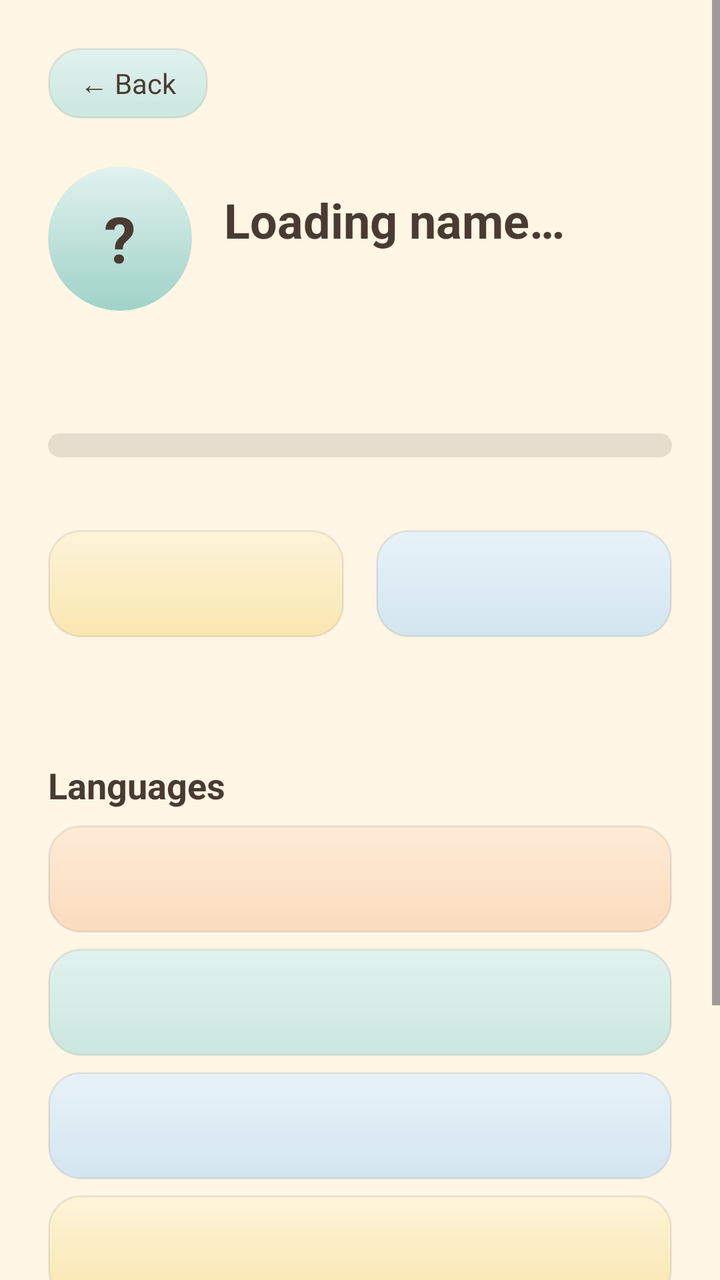
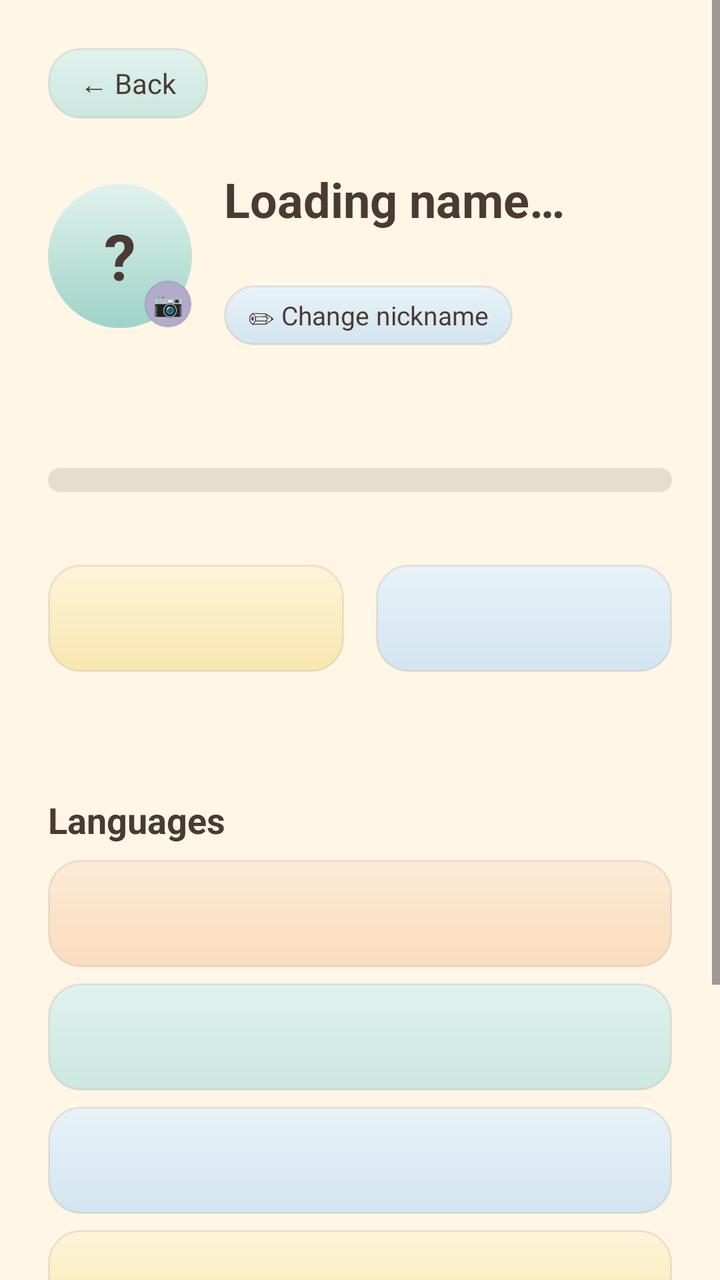

Before-and-after screenshots of an Android layout around one commit, followed by the original layout XML and the change that was made.
<!-- AndroidManifest.xml: application theme Theme.LinguaPath -->
<!-- res/layout/activity_account.xml -->
<?xml version="1.0" encoding="utf-8"?>
<ScrollView xmlns:android="http://schemas.android.com/apk/res/android"
    android:layout_width="match_parent"
    android:layout_height="match_parent"
    android:background="@color/cream"
    android:fillViewport="true"
    android:fitsSystemWindows="true">

    <LinearLayout
        android:layout_width="match_parent"
        android:layout_height="wrap_content"
        android:orientation="vertical"
        android:padding="24dp">

        <TextView
            android:id="@+id/buttonBack"
            android:layout_width="wrap_content"
            android:layout_height="wrap_content"
            android:background="@drawable/bg_card_sage"
            android:clickable="true"
            android:focusable="true"
            android:paddingStart="16dp"
            android:paddingTop="8dp"
            android:paddingEnd="16dp"
            android:paddingBottom="8dp"
            android:text="@string/back"
            android:textColor="@color/ink"
            android:textSize="14sp" />

        <LinearLayout
            android:layout_width="match_parent"
            android:layout_height="wrap_content"
            android:layout_marginTop="24dp"
            android:gravity="center_vertical"
            android:orientation="horizontal">

            <TextView
                android:id="@+id/textAvatar"
                android:layout_width="72dp"
                android:layout_height="72dp"
                android:background="@drawable/bg_logo_circle"
                android:gravity="center"
                android:text="?"
                android:textColor="@color/ink"
                android:textSize="32sp"
                android:textStyle="bold" />

            <LinearLayout
                android:layout_width="0dp"
                android:layout_height="wrap_content"
                android:layout_marginStart="16dp"
                android:layout_weight="1"
                android:orientation="vertical">

                <TextView
                    android:id="@+id/textName"
                    android:layout_width="wrap_content"
                    android:layout_height="wrap_content"
                    android:text="@string/account_name_loading"
                    android:textColor="@color/ink"
                    android:textSize="24sp"
                    android:textStyle="bold" />

                <TextView
                    android:id="@+id/textEmail"
                    android:layout_width="wrap_content"
                    android:layout_height="wrap_content"
                    android:textColor="@color/ink_soft"
                    android:textSize="14sp" />
            </LinearLayout>
        </LinearLayout>

        <TextView
            android:id="@+id/textLevel"
            android:layout_width="wrap_content"
            android:layout_height="wrap_content"
            android:layout_marginTop="24dp"
            android:textColor="@color/ink"
            android:textSize="22sp"
            android:textStyle="bold" />

        <ProgressBar
            android:id="@+id/progressLevel"
            style="?android:attr/progressBarStyleHorizontal"
            android:layout_width="match_parent"
            android:layout_height="12dp"
            android:layout_marginTop="8dp"
            android:progressDrawable="@drawable/progress_rounded" />

        <TextView
            android:id="@+id/textLevelHint"
            android:layout_width="wrap_content"
            android:layout_height="wrap_content"
            android:layout_marginTop="4dp"
            android:textColor="@color/ink_soft"
            android:textSize="12sp" />

        <LinearLayout
            android:layout_width="match_parent"
            android:layout_height="wrap_content"
            android:layout_marginTop="16dp"
            android:orientation="horizontal">

            <TextView
                android:id="@+id/textXp"
                android:layout_width="0dp"
                android:layout_height="wrap_content"
                android:layout_marginEnd="8dp"
                android:layout_weight="1"
                android:background="@drawable/bg_card_butter"
                android:elevation="4dp"
                android:gravity="center"
                android:padding="16dp"
                android:textColor="@color/ink"
                android:textSize="16sp"
                android:textStyle="bold" />

            <TextView
                android:id="@+id/textPoints"
                android:layout_width="0dp"
                android:layout_height="wrap_content"
                android:layout_marginStart="8dp"
                android:layout_weight="1"
                android:background="@drawable/bg_card_sky"
                android:elevation="4dp"
                android:gravity="center"
                android:padding="16dp"
                android:textColor="@color/ink"
                android:textSize="16sp"
                android:textStyle="bold" />
        </LinearLayout>

        <TextView
            android:id="@+id/textStages"
            android:layout_width="wrap_content"
            android:layout_height="wrap_content"
            android:layout_marginTop="16dp"
            android:textColor="@color/ink"
            android:textSize="16sp" />

        <TextView
            android:layout_width="wrap_content"
            android:layout_height="wrap_content"
            android:layout_marginTop="24dp"
            android:text="@string/section_languages"
            android:textColor="@color/ink"
            android:textSize="18sp"
            android:textStyle="bold" />

        <TextView
            android:id="@+id/textLangKorean"
            android:layout_width="match_parent"
            android:layout_height="wrap_content"
            android:layout_marginTop="8dp"
            android:background="@drawable/bg_card_peach"
            android:elevation="4dp"
            android:padding="16dp"
            android:textColor="@color/ink"
            android:textSize="16sp" />

        <TextView
            android:id="@+id/textLangSpanish"
            android:layout_width="match_parent"
            android:layout_height="wrap_content"
            android:layout_marginTop="8dp"
            android:background="@drawable/bg_card_sage"
            android:elevation="4dp"
            android:padding="16dp"
            android:textColor="@color/ink"
            android:textSize="16sp" />

        <TextView
            android:id="@+id/textLangBangla"
            android:layout_width="match_parent"
            android:layout_height="wrap_content"
            android:layout_marginTop="8dp"
            android:background="@drawable/bg_card_sky"
            android:elevation="4dp"
            android:padding="16dp"
            android:textColor="@color/ink"
            android:textSize="16sp" />

        <TextView
            android:id="@+id/textLangJapanese"
            android:layout_width="match_parent"
            android:layout_height="wrap_content"
            android:layout_marginTop="8dp"
            android:background="@drawable/bg_card_butter"
            android:elevation="4dp"
            android:padding="16dp"
            android:textColor="@color/ink"
            android:textSize="16sp" />

        <TextView
            android:id="@+id/textLangFrench"
            android:layout_width="match_parent"
            android:layout_height="wrap_content"
            android:layout_marginTop="8dp"
            android:background="@drawable/bg_card_peach"
            android:elevation="4dp"
            android:padding="16dp"
            android:textColor="@color/ink"
            android:textSize="16sp" />

        <TextView
            android:id="@+id/buttonQuests"
            android:layout_width="match_parent"
            android:layout_height="wrap_content"
            android:layout_marginTop="24dp"
            android:background="@drawable/bg_card_butter"
            android:clickable="true"
            android:elevation="4dp"
            android:focusable="true"
            android:gravity="center"
            android:padding="16dp"
            android:text="@string/account_open_quests"
            android:textColor="@color/ink"
            android:textSize="16sp"
            android:textStyle="bold" />
    </LinearLayout>
</ScrollView>
<!-- resources referenced by this layout -->
<resources>
  <color name="cream">#FFF6E5</color>
  <color name="ink">#4A3B32</color>
  <color name="ink_soft">#8A7A6E</color>
  <!-- drawable bg_card_butter (drawable) -->
  <?xml version="1.0" encoding="utf-8"?>
  <shape xmlns:android="http://schemas.android.com/apk/res/android"
      android:shape="rectangle">
      <gradient
          android:angle="270"
          android:endColor="#F9E7B0"
          android:startColor="#FDF4D9" />
      <corners android:radius="16dp" />
      <stroke
          android:width="1dp"
          android:color="#14000000" />
  </shape>
  <!-- drawable bg_card_peach (drawable) -->
  <?xml version="1.0" encoding="utf-8"?>
  <shape xmlns:android="http://schemas.android.com/apk/res/android"
      android:shape="rectangle">
      <gradient
          android:angle="270"
          android:endColor="#FADCBD"
          android:startColor="#FDEBD7" />
      <corners android:radius="16dp" />
      <stroke
          android:width="1dp"
          android:color="#14000000" />
  </shape>
  <!-- drawable bg_card_sage (drawable) -->
  <?xml version="1.0" encoding="utf-8"?>
  <shape xmlns:android="http://schemas.android.com/apk/res/android"
      android:shape="rectangle">
      <gradient
          android:angle="270"
          android:endColor="#CBE7DF"
          android:startColor="#E1F2EE" />
      <corners android:radius="16dp" />
      <stroke
          android:width="1dp"
          android:color="#14000000" />
  </shape>
  <!-- drawable bg_card_sky (drawable) -->
  <?xml version="1.0" encoding="utf-8"?>
  <shape xmlns:android="http://schemas.android.com/apk/res/android"
      android:shape="rectangle">
      <gradient
          android:angle="270"
          android:endColor="#D3E5F0"
          android:startColor="#E8F2F8" />
      <corners android:radius="16dp" />
      <stroke
          android:width="1dp"
          android:color="#14000000" />
  </shape>
  <!-- drawable bg_logo_circle (drawable) -->
  <?xml version="1.0" encoding="utf-8"?>
  <shape xmlns:android="http://schemas.android.com/apk/res/android"
      android:shape="oval">
      <gradient
          android:angle="270"
          android:endColor="#9FD3C8"
          android:startColor="#E1F2EE" />
  </shape>
  <string name="account_name_loading">Loading name…</string>
  <string name="account_open_quests">🎯 Daily quests</string>
  <string name="back">← Back</string>
  <string name="section_languages">Languages</string>
  <style name="Theme.LinguaPath" parent="Base.Theme.LinguaPath" />
  <color name="locked">#E6DDCF</color>
  <color name="accent">#E9A07A</color>
  <color name="primary">#7BA881</color>
  <style name="Base.Theme.LinguaPath" parent="Theme.Material3.Light.NoActionBar">
          <item name="colorPrimary">@color/primary</item>
          <item name="colorOnPrimary">@color/card</item>
          <item name="colorSecondary">@color/accent</item>
          <item name="android:windowBackground">@color/cream</item>
          <item name="android:fontFamily">sans-serif</item>
          <item name="android:textColorPrimary">@color/ink</item>
          <item name="android:windowLightStatusBar">true</item>
          
          
      </style>
  <color name="card">#FFFDF8</color>
  <!-- unchanged entries left out for length: 1 -->
</resources>

<!-- the commit's change to res/layout/activity_account.xml (unified diff, before → after) -->
@@ -34,16 +34,43 @@
             android:gravity="center_vertical"
             android:orientation="horizontal">
 
-            <TextView
-                android:id="@+id/textAvatar"
+            <FrameLayout
+                android:id="@+id/avatarBox"
                 android:layout_width="72dp"
                 android:layout_height="72dp"
-                android:background="@drawable/bg_logo_circle"
-                android:gravity="center"
-                android:text="?"
-                android:textColor="@color/ink"
-                android:textSize="32sp"
-                android:textStyle="bold" />
+                android:clickable="true"
+                android:focusable="true">
+
+                <TextView
+                    android:id="@+id/textAvatar"
+                    android:layout_width="match_parent"
+                    android:layout_height="match_parent"
+                    android:background="@drawable/bg_logo_circle"
+                    android:gravity="center"
+                    android:text="?"
+                    android:textColor="@color/ink"
+                    android:textSize="32sp"
+                    android:textStyle="bold" />
+
+                <ImageView
+                    android:id="@+id/imageAvatar"
+                    android:layout_width="match_parent"
+                    android:layout_height="match_parent"
+                    android:background="@drawable/bg_logo_circle"
+                    android:outlineProvider="background"
+                    android:scaleType="centerCrop"
+                    android:visibility="gone"
+                    android:importantForAccessibility="no" />
+
+                <TextView
+                    android:layout_width="24dp"
+                    android:layout_height="24dp"
+                    android:layout_gravity="bottom|end"
+                    android:background="@drawable/bg_sticker"
+                    android:gravity="center"
+                    android:text="📷"
+                    android:textSize="12sp" />
+            </FrameLayout>
 
             <LinearLayout
                 android:layout_width="0dp"
@@ -67,6 +94,22 @@
                     android:layout_height="wrap_content"
                     android:textColor="@color/ink_soft"
                     android:textSize="14sp" />
+
+                <TextView
+                    android:id="@+id/buttonEditName"
+                    android:layout_width="wrap_content"
+                    android:layout_height="wrap_content"
+                    android:layout_marginTop="8dp"
+                    android:background="@drawable/bg_card_sky"
+                    android:clickable="true"
+                    android:focusable="true"
+                    android:paddingStart="12dp"
+                    android:paddingTop="6dp"
+                    android:paddingEnd="12dp"
+                    android:paddingBottom="6dp"
+                    android:text="@string/account_edit_name"
+                    android:textColor="@color/ink"
+                    android:textSize="13sp" />
             </LinearLayout>
         </LinearLayout>
 
<!-- resource entries referenced after the edit -->
@@ -64,6 +64,16 @@
           android:endColor="#9FD3C8"
           android:startColor="#E1F2EE" />
   </shape>
+  <!-- drawable bg_sticker (drawable) -->
+  <?xml version="1.0" encoding="utf-8"?>
+  <shape xmlns:android="http://schemas.android.com/apk/res/android"
+      android:shape="oval">
+      <solid android:color="@color/card" />
+      <stroke
+          android:width="1dp"
+          android:color="#14000000" />
+  </shape>
+  <string name="account_edit_name">✏ Change nickname</string>
   <string name="account_name_loading">Loading name…</string>
   <string name="account_open_quests">🎯 Daily quests</string>
   <string name="back">← Back</string>
@@ -83,7 +93,7 @@
           
           
       </style>
-  <color name="card">#FFFDF8</color>
+  <color name="card">#B2ABCC</color>
   <!-- unchanged entries left out for length: 1 -->
 </resources>
 
